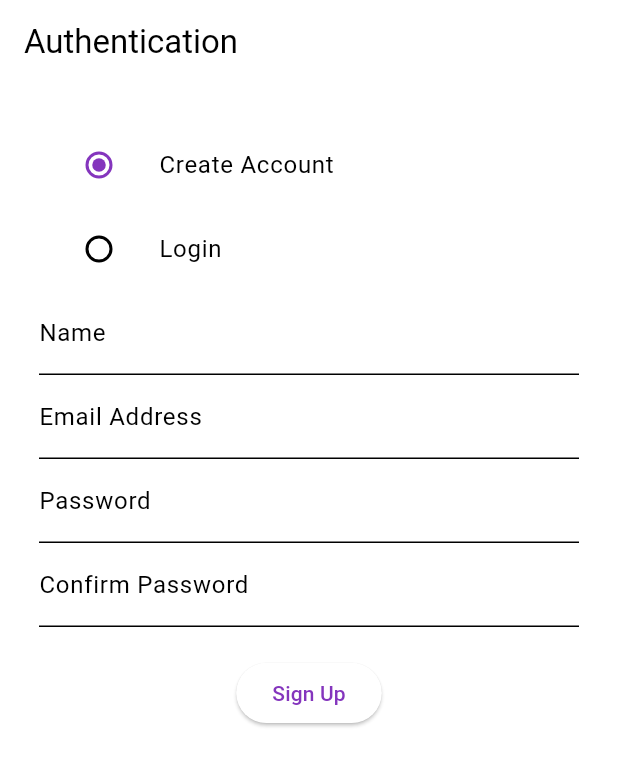
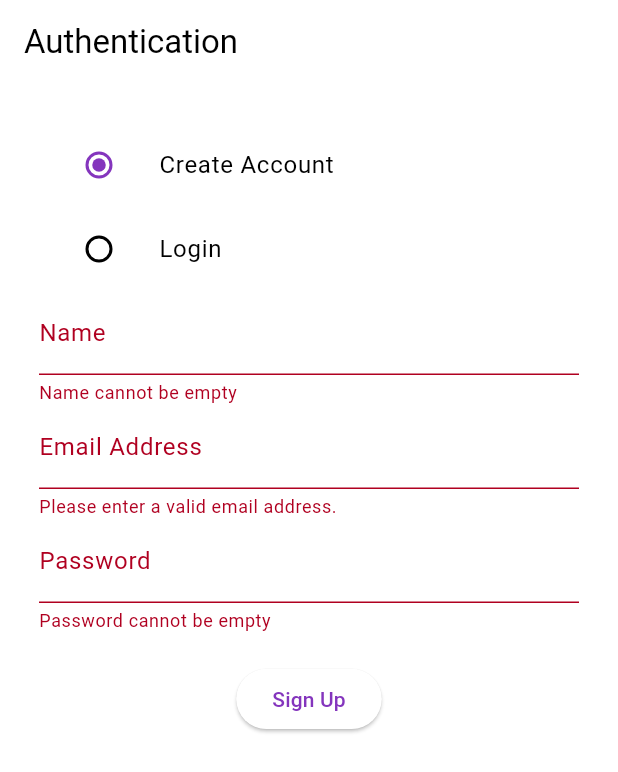
Before and after one commit to ThomasSchiolerH/DataCollectionFramework, a Flutter app: the screen it shows after launch, after a tap on "Sign Up", on a phone screen of 412 x 824 dp. Shown: the top 772 px of the screen. Run offline on Flutter 3.47's test engine with Material 3 defaults, Android fonts, the light colour scheme and no system bars.

Commit message:
auth screen controllers and signin

```diff
--- a/App/lib/features/auth/screens/auth_screen.dart
+++ b/App/lib/features/auth/screens/auth_screen.dart
@@ -1,4 +1,5 @@
 import 'package:flutter/material.dart';
+import 'package:mental_health_app/features/auth/services/auth_services.dart';
 
 class AuthScreen extends StatefulWidget {
   static const String routeName = '/auth-screen';
@@ -9,7 +10,21 @@ class AuthScreen extends StatefulWidget {
 }
 
 class _AuthScreenState extends State<AuthScreen> {
+  final _signUpFormKey = GlobalKey<FormState>();
+  final _signInFormKey = GlobalKey<FormState>();
+  final AuthServices authServices = AuthServices();
+  final TextEditingController _nameController = TextEditingController();
+  final TextEditingController _emailController = TextEditingController();
+  final TextEditingController _passwordController = TextEditingController();
   String _authMode = 'createAccount';
+
+  @override
+  void dispose() {
+    _nameController.dispose();
+    _emailController.dispose();
+    _passwordController.dispose();
+    super.dispose();
+  }
 
   void _handleAuthModeChange(String? value) {
     if (value != null) {
@@ -19,14 +34,58 @@ class _AuthScreenState extends State<AuthScreen> {
     }
   }
 
+  void signUpUser() {
+    authServices.signUpUser(
+      context: context,
+      name: _nameController.text,
+      email: _emailController.text,
+      password: _passwordController.text,
+    );
+  }
+
+  void signInUser() {
+    authServices.signInUser(
+      context: context,
+      email: _emailController.text,
+      password: _passwordController.text,
+    );
+  }
+
+  String? _validateName(String? value) {
+    if (value == null || value.trim().isEmpty) {
+      return 'Name cannot be empty';
+    }
+    return null;
+  }
+
+  String? _validateEmail(String? value) {
+    // This regex should match the one used in your backend
+    final regex = RegExp(
+        r'^(([^<>()[\]\.,;:\s@\"]+(\.[^<>()[\]\.,;:\s@\"]+)*)|(\".+\"))@(([^<>()[\]\.,;:\s@\"]+\.)+[^<>()[\]\.,;:\s@\"]{2,})$');
+    if (value == null || !regex.hasMatch(value)) {
+      return 'Please enter a valid email address.';
+    }
+    return null;
+  }
+
+  String? _validatePassword(String? value) {
+    if (value == null || value.isEmpty) {
+      return 'Password cannot be empty';
+    }
+    // You can add more conditions for password validation here if needed
+    return null;
+  }
+
   @override
   Widget build(BuildContext context) {
     return Scaffold(
       appBar: AppBar(
-        title: Text('Authentication'),
+        title: const Text('Authentication'),
       ),
       body: Padding(
         padding: const EdgeInsets.all(26.0),
+        child: Form(
+          key: _authMode == 'createAccount' ? _signUpFormKey : _signInFormKey,
           child: Column(
             children: <Widget>[
               ListTile(
@@ -47,47 +106,58 @@ class _AuthScreenState extends State<AuthScreen> {
               ),
               if (_authMode == 'createAccount') ...[
                 TextFormField(
-                decoration: InputDecoration(labelText: 'Name'),
+                  controller: _nameController,
+                  decoration: const InputDecoration(labelText: 'Name'),
+                  validator: _validateName,
                 ),
                 TextFormField(
-                decoration: InputDecoration(labelText: 'Email Address'),
+                  controller: _emailController,
+                  decoration: const InputDecoration(labelText: 'Email Address'),
                   keyboardType: TextInputType.emailAddress,
+                  validator: _validateEmail,
                 ),
                 TextFormField(
-                decoration: InputDecoration(labelText: 'Password'),
+                  controller: _passwordController,
+                  decoration: const InputDecoration(labelText: 'Password'),
                   obscureText: true,
+                  validator: _validatePassword,
                 ),
-              TextFormField(
-                decoration: InputDecoration(labelText: 'Confirm Password'),
-                obscureText: true,
-              ),
-              SizedBox(height: 20),
+                const SizedBox(height: 20),
                 ElevatedButton(
                   onPressed: () {
-                  // Add sign-up logic
+                    if (_signUpFormKey.currentState!.validate()) {
+                      signUpUser();
+                    }
                   },
-                child: Text('Sign Up'),
+                  child: const Text('Sign Up'),
                 ),
               ] else if (_authMode == 'login') ...[
                 TextFormField(
-                decoration: InputDecoration(labelText: 'Email Address'),
+                  controller: _emailController,
+                  decoration: const InputDecoration(labelText: 'Email Address'),
                   keyboardType: TextInputType.emailAddress,
+                  validator: _validateEmail,
                 ),
                 TextFormField(
-                decoration: InputDecoration(labelText: 'Password'),
+                  controller: _passwordController,
+                  decoration: const InputDecoration(labelText: 'Password'),
                   obscureText: true,
+                  validator: _validatePassword,
                 ),
-              SizedBox(height: 20),
+                const SizedBox(height: 20),
                 ElevatedButton(
                   onPressed: () {
-                  // Add login logic
+                    if (_signInFormKey.currentState!.validate()) {
+                      signInUser();
+                    }
                   },
-                child: Text('Login'),
+                  child: const Text('Login'),
                 ),
               ],
             ],
           ),
         ),
+      ),
     );
   }
 }
```
Lines whose indentation alone changed are shown as unchanged.
